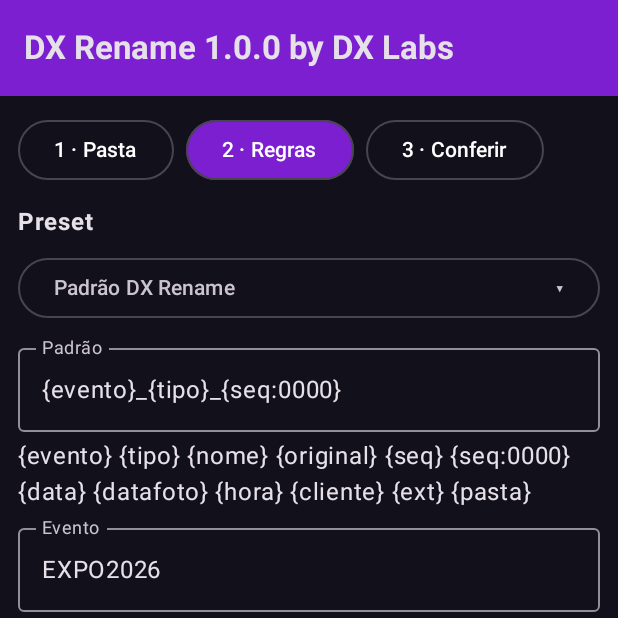
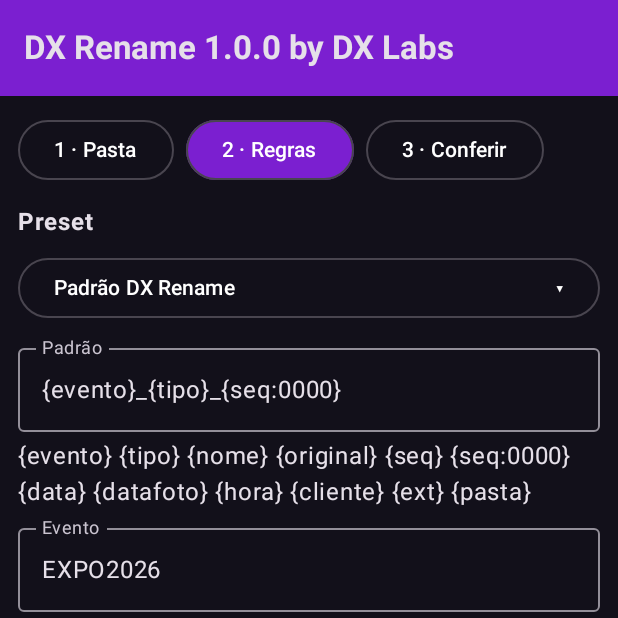
Before and after one commit to rafarezende1974/takeid, an Android app built with Jetpack Compose: the screen it shows after launch (MainActivity), after a tap on "2 · Regras", on a phone screen of 412 x 824 dp, the top half of it. Run offline under Robolectric (Android 15) with nearby library versions, the phone set to English and light mode, and no system bars.

Commit message:
DX Rename Android: texto do botão de preset e das opções em branco — roxo não lia no fundo escuro

```diff
--- a/android/app/src/main/java/br/com/dxlabs/dxrename/MainActivity.kt
+++ b/android/app/src/main/java/br/com/dxlabs/dxrename/MainActivity.kt
@@ -394,6 +394,7 @@ class MainActivity : ComponentActivity() {
             var presetMenuOpen by remember { mutableStateOf(false) }
             OutlinedButton(
                 onClick = { presetMenuOpen = true },
+                colors = ButtonDefaults.outlinedButtonColors(contentColor = Color.White),
                 modifier = Modifier.fillMaxWidth().padding(vertical = 8.dp)
             ) {
                 Text(Presets.ALL[presetIndex].nome, modifier = Modifier.weight(1f))
@@ -408,13 +409,14 @@ class MainActivity : ComponentActivity() {
                             Presets.ALL.forEachIndexed { i, p ->
                                 TextButton(
                                     onClick = { presetMenuOpen = false; onPreset(i) },
+                                    colors = ButtonDefaults.textButtonColors(contentColor = Color.White),
                                     modifier = Modifier.fillMaxWidth()
                                 ) { Text(p.nome, modifier = Modifier.fillMaxWidth()) }
                             }
                         }
                     },
                     confirmButton = {},
-                    dismissButton = { TextButton(onClick = { presetMenuOpen = false }) { Text("Cancelar") } }
+                    dismissButton = { TextButton(onClick = { presetMenuOpen = false }, colors = ButtonDefaults.textButtonColors(contentColor = Color.White)) { Text("Cancelar") } }
                 )
             }
             OutlinedTextField(
```
